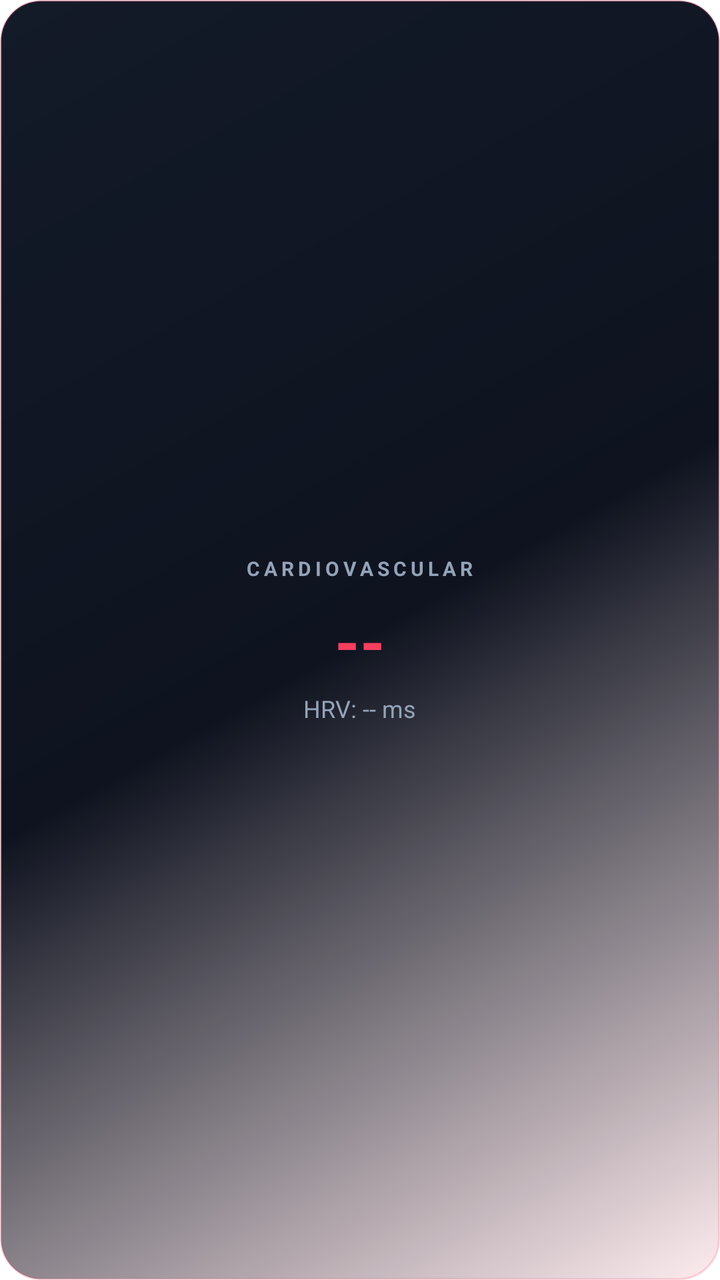
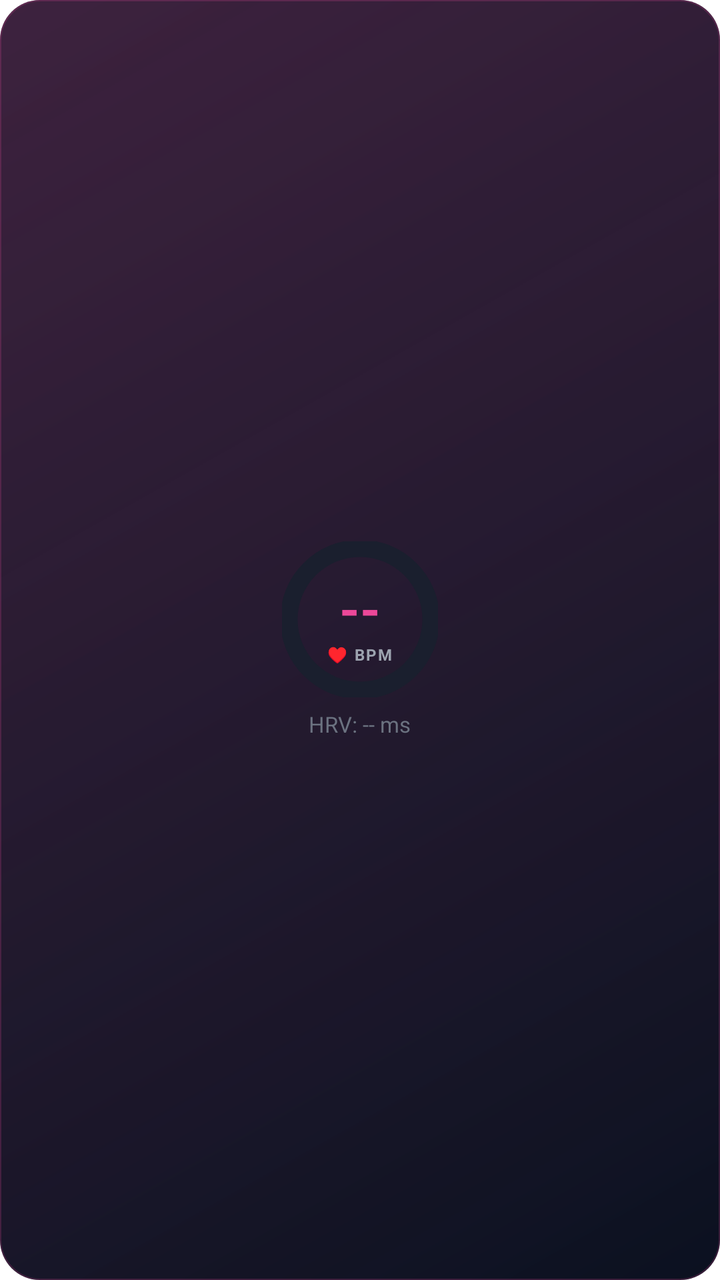

The first picture is an Android layout as it rendered before a commit; the second is the same layout after the commit. The layout source and the unified diff follow.
<!-- AndroidManifest.xml: fallback theme Theme.MaterialComponents.DayNight.NoActionBar -->
<!-- res/layout/widget_heart.xml -->
<?xml version="1.0" encoding="utf-8"?>
<LinearLayout xmlns:android="http://schemas.android.com/apk/res/android"
    android:layout_width="match_parent"
    android:layout_height="match_parent"
    android:orientation="vertical"
    android:background="@drawable/widget_bg_heart"
    android:padding="16dp"
    android:gravity="center">

    <TextView
        android:layout_width="wrap_content"
        android:layout_height="wrap_content"
        android:text="CARDIOVASCULAR"
        android:textColor="#94A3B8"
        android:textSize="10sp"
        android:textStyle="bold"
        android:letterSpacing="0.2"
        android:layout_marginBottom="8dp" />

    <TextView
        android:id="@+id/widget_heart_rhr"
        android:layout_width="wrap_content"
        android:layout_height="wrap_content"
        android:text="--"
        android:textColor="#F43F5E"
        android:textSize="32sp"
        android:textStyle="bold" />

    <TextView
        android:id="@+id/widget_heart_hrv"
        android:layout_width="wrap_content"
        android:layout_height="wrap_content"
        android:text="HRV: -- ms"
        android:textColor="#94A3B8"
        android:textSize="12sp"
        android:layout_marginTop="4dp" />
</LinearLayout>
<!-- resources referenced by this layout -->
<resources>
  <!-- drawable widget_bg_heart (drawable) -->
  <?xml version="1.0" encoding="utf-8"?>
  <shape xmlns:android="http://schemas.android.com/apk/res/android"
      android:shape="rectangle">
      <gradient
          android:angle="135"
          android:startColor="#1AF43F5E"
          android:centerColor="#0E131F"
          android:endColor="#131A28"
          android:type="linear" />
      <corners android:radius="20dp" />
      <stroke
          android:width="1dp"
          android:color="#33F43F5E" />
  </shape>
</resources>

<!-- the commit's change to res/layout/widget_heart.xml (unified diff, before → after) -->
@@ -1,37 +1,69 @@
 <?xml version="1.0" encoding="utf-8"?>
-<LinearLayout xmlns:android="http://schemas.android.com/apk/res/android"
+<FrameLayout xmlns:android="http://schemas.android.com/apk/res/android"
+    android:id="@+id/widget_root"
     android:layout_width="match_parent"
     android:layout_height="match_parent"
-    android:orientation="vertical"
     android:background="@drawable/widget_bg_heart"
-    android:padding="16dp"
-    android:gravity="center">
+    android:padding="16dp">
 
-    <TextView
+    <LinearLayout
         android:layout_width="wrap_content"
         android:layout_height="wrap_content"
-        android:text="CARDIOVASCULAR"
-        android:textColor="#94A3B8"
-        android:textSize="10sp"
-        android:textStyle="bold"
-        android:letterSpacing="0.2"
-        android:layout_marginBottom="8dp" />
+        android:layout_gravity="center"
+        android:gravity="center_horizontal"
+        android:orientation="vertical">
 
-    <TextView
-        android:id="@+id/widget_heart_rhr"
-        android:layout_width="wrap_content"
-        android:layout_height="wrap_content"
-        android:text="--"
-        android:textColor="#F43F5E"
-        android:textSize="32sp"
-        android:textStyle="bold" />
+        <FrameLayout
+            android:layout_width="78dp"
+            android:layout_height="78dp">
 
-    <TextView
-        android:id="@+id/widget_heart_hrv"
-        android:layout_width="wrap_content"
-        android:layout_height="wrap_content"
-        android:text="HRV: -- ms"
-        android:textColor="#94A3B8"
-        android:textSize="12sp"
-        android:layout_marginTop="4dp" />
-</LinearLayout>
+            <ProgressBar
+                android:id="@+id/heart_progress"
+                style="?android:attr/progressBarStyleHorizontal"
+                android:layout_width="78dp"
+                android:layout_height="78dp"
+                android:indeterminate="false"
+                android:max="120"
+                android:progress="0"
+                android:progressDrawable="@drawable/widget_circular_progress_heart" />
+
+            <LinearLayout
+                android:layout_width="match_parent"
+                android:layout_height="match_parent"
+                android:gravity="center"
+                android:orientation="vertical">
+
+                <TextView
+                    android:id="@+id/widget_heart_rhr"
+                    android:layout_width="wrap_content"
+                    android:layout_height="wrap_content"
+                    android:text="--"
+                    android:textColor="#EC4899"
+                    android:textSize="26sp"
+                    android:textStyle="bold" />
+
+                <TextView
+                    android:layout_width="wrap_content"
+                    android:layout_height="wrap_content"
+                    android:text="♥ BPM"
+                    android:textColor="#9CA3AF"
+                    android:textSize="8sp"
+                    android:textStyle="bold"
+                    android:letterSpacing="0.1" />
+
+            </LinearLayout>
+
+        </FrameLayout>
+
+        <TextView
+            android:id="@+id/widget_heart_hrv"
+            android:layout_width="wrap_content"
+            android:layout_height="wrap_content"
+            android:layout_marginTop="6dp"
+            android:text="HRV: -- ms"
+            android:textColor="#6B7280"
+            android:textSize="11sp" />
+
+    </LinearLayout>
+
+</FrameLayout>
<!-- resource entries referenced after the edit -->
@@ -2,18 +2,76 @@
 <resources>
   <!-- drawable widget_bg_heart (drawable) -->
   <?xml version="1.0" encoding="utf-8"?>
-  <shape xmlns:android="http://schemas.android.com/apk/res/android"
-      android:shape="rectangle">
-      <gradient
-          android:angle="135"
-          android:startColor="#1AF43F5E"
-          android:centerColor="#0E131F"
-          android:endColor="#131A28"
-          android:type="linear" />
-      <corners android:radius="20dp" />
-      <stroke
-          android:width="1dp"
-          android:color="#33F43F5E" />
-  </shape>
+  <layer-list xmlns:android="http://schemas.android.com/apk/res/android">
+  
+      
+      <item>
+          <shape android:shape="rectangle">
+              <gradient
+                  android:startColor="#0B1120"
+                  android:endColor="#111827"
+                  android:angle="135"
+                  android:type="linear" />
+              <corners android:radius="20dp" />
+          </shape>
+      </item>
+  
+      
+      <item>
+          <shape android:shape="rectangle">
+              <gradient
+                  android:startColor="#33EC4899"
+                  android:endColor="#00000000"
+                  android:angle="315"
+                  android:type="linear" />
+              <corners android:radius="20dp" />
+          </shape>
+      </item>
+  
+      
+      <item>
+          <shape android:shape="rectangle">
+              <stroke
+                  android:width="0.5dp"
+                  android:color="#33EC4899" />
+              <corners android:radius="20dp" />
+              <solid android:color="@android:color/transparent" />
+          </shape>
+      </item>
+  
+  </layer-list>
+  <!-- drawable widget_circular_progress_heart (drawable) -->
+  <?xml version="1.0" encoding="utf-8"?>
+  <layer-list xmlns:android="http://schemas.android.com/apk/res/android">
+  
+      
+      <item>
+          <shape
+              android:shape="ring"
+              android:innerRadiusRatio="2.5"
+              android:thicknessRatio="9"
+              android:useLevel="false">
+              <solid android:color="#1A1F2E" />
+          </shape>
+      </item>
+  
+      
+      <item>
+          <rotate
+              android:fromDegrees="270"
+              android:toDegrees="270"
+              android:pivotX="50%"
+              android:pivotY="50%">
+              <shape
+                  android:shape="ring"
+                  android:innerRadiusRatio="2.5"
+                  android:thicknessRatio="9"
+                  android:useLevel="true">
+                  <solid android:color="#EC4899" />
+              </shape>
+          </rotate>
+      </item>
+  
+  </layer-list>
 </resources>
 
